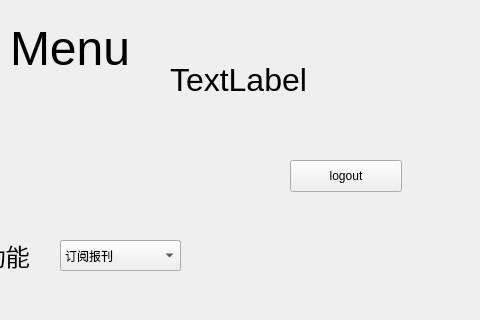
Old version of the form View/MenuWindow.ui in the repository drkying/ruanshe3; both pictures show x 320 to 800 and y 0 to 320 of the 800 by 600 pixel window.
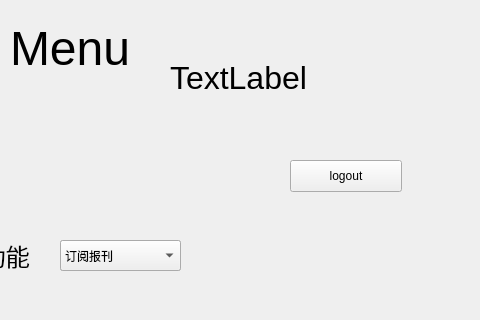
New version of the form. Icons and pictures are not drawn.

```diff
--- a/View/MenuWindow.ui
+++ b/View/MenuWindow.ui
@@ -199,12 +199,24 @@
                         <x>490</x>
                         <y>60</y>
                         <width>151</width>
-                        <height>41</height>
+                        <height>71</height>
                     </rect>
                 </property>
+                <property name="sizePolicy">
+                    <sizepolicy hsizetype="Expanding" vsizetype="Expanding">
+                        <horstretch>0</horstretch>
+                        <verstretch>0</verstretch>
+                    </sizepolicy>
+                </property>
                 <property name="text">
                     <string>&lt;html&gt;&lt;head/&gt;&lt;body&gt;&lt;p&gt;&lt;span style=&quot; font-size:24pt;&quot;&gt;TextLabel&lt;/span&gt;&lt;/p&gt;&lt;/body&gt;&lt;/html&gt;</string>
                 </property>
+                <property name="alignment">
+                    <set>Qt::AlignLeading|Qt::AlignLeft|Qt::AlignTop</set>
+                </property>
+                <property name="wordWrap">
+                    <bool>true</bool>
+                </property>
             </widget>
             <widget class="QPushButton" name="pushButton_userinfo">
                 <property name="geometry">
```
